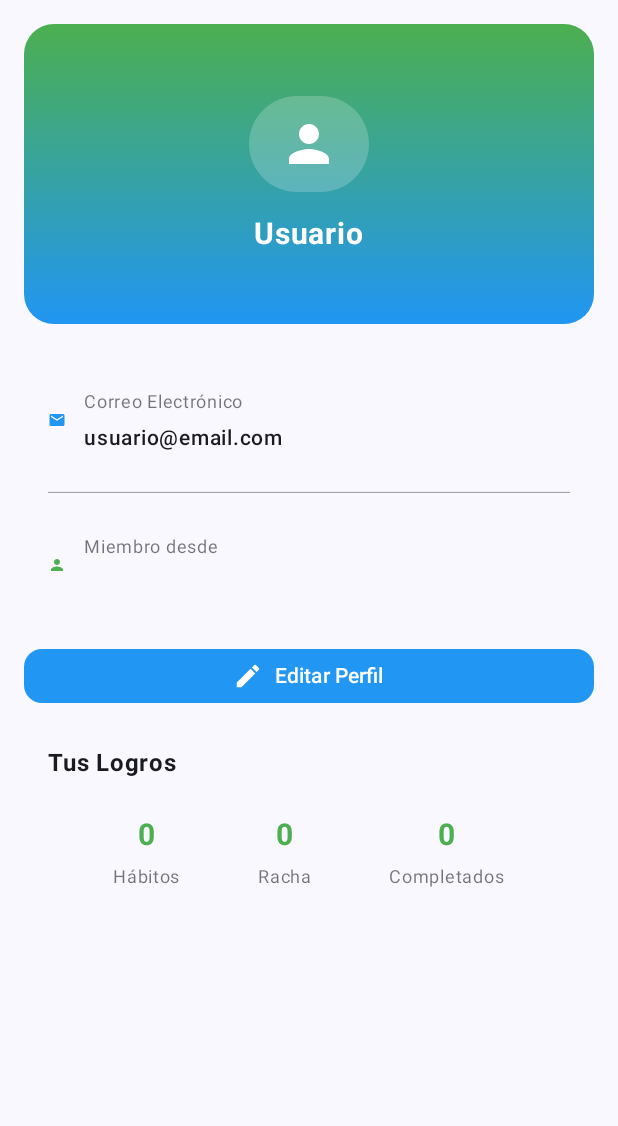
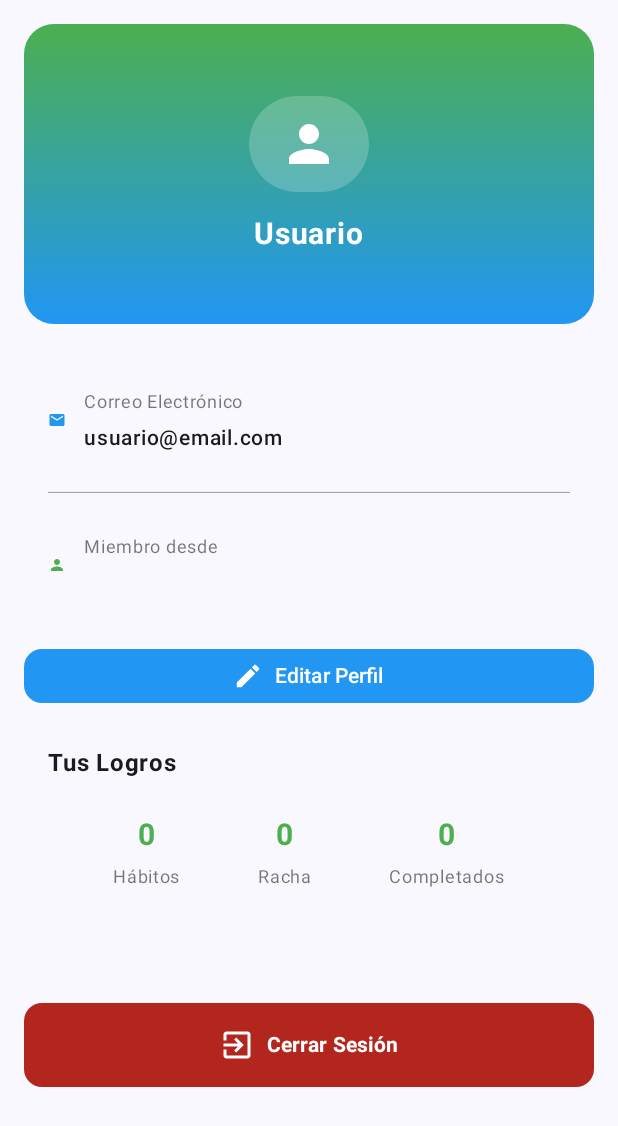
Before and after one commit to RdzJJ/app_nativa_appsmoviles, an Android app built with Jetpack Compose: the composable ProfileScreen shown on its own in the app's theme, on a phone screen of 412 x 824 dp. Shown: the top 1126 px of the screen. Run offline under Robolectric (Android 15) with nearby library versions, the phone set to English and light mode, and no system bars; 1 statement that could not run was skipped.

Commit message:
fix: boton de cerrar sesión ahora es visible

```diff
--- a/app/src/main/java/co/edu/upb/vitahabittracker/ui/screens/ProfileScreen.kt
+++ b/app/src/main/java/co/edu/upb/vitahabittracker/ui/screens/ProfileScreen.kt
@@ -43,16 +43,12 @@ fun ProfileScreen(user: User? = null, onEditClick: () -> Unit, onLogoutClick: ()
                 )
         }
 
-    Box(
-            modifier =
-                    Modifier.fillMaxSize().background(color = MaterialTheme.colorScheme.background)
-    ) {
         Column(
                 modifier =
                         Modifier.fillMaxSize()
                                 .verticalScroll(rememberScrollState())
-                                .padding(16.dp)
-                                .padding(bottom = 100.dp), // Space for logout button and nav bar
+                                .background(color = MaterialTheme.colorScheme.background)
+                                .padding(16.dp),
                 horizontalAlignment = Alignment.CenterHorizontally
         ) {
                 // Header with gradient
@@ -79,7 +75,10 @@ fun ProfileScreen(user: User? = null, onEditClick: () -> Unit, onLogoutClick: ()
                                 Surface(
                                         modifier = Modifier.size(80.dp).padding(bottom = 16.dp),
                                         shape = CircleShape,
-                            color = MaterialTheme.colorScheme.onPrimary.copy(alpha = 0.2f)
+                                        color =
+                                                MaterialTheme.colorScheme.onPrimary.copy(
+                                                        alpha = 0.2f
+                                                )
                                 ) {
                                         Box(
                                                 contentAlignment = Alignment.Center,
@@ -130,7 +129,9 @@ fun ProfileScreen(user: User? = null, onEditClick: () -> Unit, onLogoutClick: ()
                                                 Text(
                                                         stringResource(R.string.user_email),
                                                         fontSize = 12.sp,
-                                    color = MaterialTheme.colorScheme.onSurface.copy(alpha = 0.6f)
+                                                        color =
+                                                                MaterialTheme.colorScheme.onSurface
+                                                                        .copy(alpha = 0.6f)
                                                 )
                                                 Text(
                                                         displayUser.email,
@@ -161,7 +162,9 @@ fun ProfileScreen(user: User? = null, onEditClick: () -> Unit, onLogoutClick: ()
                                                 Text(
                                                         "Miembro desde",
                                                         fontSize = 12.sp,
-                                    color = MaterialTheme.colorScheme.onSurface.copy(alpha = 0.6f)
+                                                        color =
+                                                                MaterialTheme.colorScheme.onSurface
+                                                                        .copy(alpha = 0.6f)
                                                 )
                                                 Text(
                                                         displayUser.joinDate,
@@ -217,18 +220,13 @@ fun ProfileScreen(user: User? = null, onEditClick: () -> Unit, onLogoutClick: ()
                                 }
                         }
                 }
-        }
 
-        // Logout Button - Fixed at bottom, above nav bar
+                Spacer(modifier = Modifier.height(24.dp))
+
+                // Logout Button - In scrollable content
                 Button(
                         onClick = onLogoutClick,
-                modifier =
-                        Modifier.align(Alignment.BottomCenter)
-                                .fillMaxWidth(0.9f)
-                                .height(48.dp)
-                                .padding(
-                                        bottom = 96.dp
-                                ), // Positioned above nav bar (80dp) + extra spacing
+                        modifier = Modifier.fillMaxWidth().height(56.dp),
                         colors =
                                 ButtonDefaults.buttonColors(
                                         containerColor = MaterialTheme.colorScheme.error
@@ -242,6 +240,9 @@ fun ProfileScreen(user: User? = null, onEditClick: () -> Unit, onLogoutClick: ()
                         )
                         Text(stringResource(R.string.logout), fontWeight = FontWeight.Bold)
                 }
+
+                // Space for navigation bar
+                Spacer(modifier = Modifier.height(100.dp))
         }
 }
 
@@ -266,7 +267,10 @@ fun EditProfileDialog(
                 Card(
                         modifier = Modifier.fillMaxWidth(0.9f).padding(16.dp),
                         shape = RoundedCornerShape(20.dp),
-                colors = CardDefaults.cardColors(containerColor = MaterialTheme.colorScheme.surface)
+                        colors =
+                                CardDefaults.cardColors(
+                                        containerColor = MaterialTheme.colorScheme.surface
+                                )
                 ) {
                         Column(modifier = Modifier.fillMaxWidth().padding(24.dp)) {
                                 Text(
@@ -286,7 +290,8 @@ fun EditProfileDialog(
                                         colors =
                                                 OutlinedTextFieldDefaults.colors(
                                                         focusedBorderColor = BluePrimary,
-                                        unfocusedBorderColor = BluePrimary.copy(alpha = 0.3f)
+                                                        unfocusedBorderColor =
+                                                                BluePrimary.copy(alpha = 0.3f)
                                                 )
                                 )
 
@@ -302,7 +307,8 @@ fun EditProfileDialog(
                                         colors =
                                                 OutlinedTextFieldDefaults.colors(
                                                         focusedBorderColor = BluePrimary,
-                                        unfocusedBorderColor = BluePrimary.copy(alpha = 0.3f)
+                                                        unfocusedBorderColor =
+                                                                BluePrimary.copy(alpha = 0.3f)
                                                 ),
                                         maxLines = 3
                                 )
@@ -320,7 +326,10 @@ fun EditProfileDialog(
                                         Button(
                                                 onClick = { onSave(editName, editBio) },
                                                 modifier = Modifier.weight(1f).height(48.dp),
-                            colors = ButtonDefaults.buttonColors(containerColor = GreenPrimary),
+                                                colors =
+                                                        ButtonDefaults.buttonColors(
+                                                                containerColor = GreenPrimary
+                                                        ),
                                                 shape = RoundedCornerShape(12.dp)
                                         ) { Text(stringResource(R.string.save)) }
                                 }
@@ -331,8 +340,16 @@ fun EditProfileDialog(
 
 @Composable
 fun StatItem(label: String, value: String) {
-    Column(horizontalAlignment = Alignment.CenterHorizontally, modifier = Modifier.padding(8.dp)) {
-        Text(text = value, fontSize = 20.sp, fontWeight = FontWeight.Bold, color = GreenPrimary)
+        Column(
+                horizontalAlignment = Alignment.CenterHorizontally,
+                modifier = Modifier.padding(8.dp)
+        ) {
+                Text(
+                        text = value,
+                        fontSize = 20.sp,
+                        fontWeight = FontWeight.Bold,
+                        color = GreenPrimary
+                )
                 Text(
                         text = label,
                         fontSize = 12.sp,
```
Also changed, not shown: app/src/main/java/co/edu/upb/vitahabittracker/MainActivity.kt (+7 -7 lines), app/src/main/java/co/edu/upb/vitahabittracker/data/repository/AuthRepository.kt (+60 -20 lines). Lines whose indentation alone changed are shown as unchanged.
